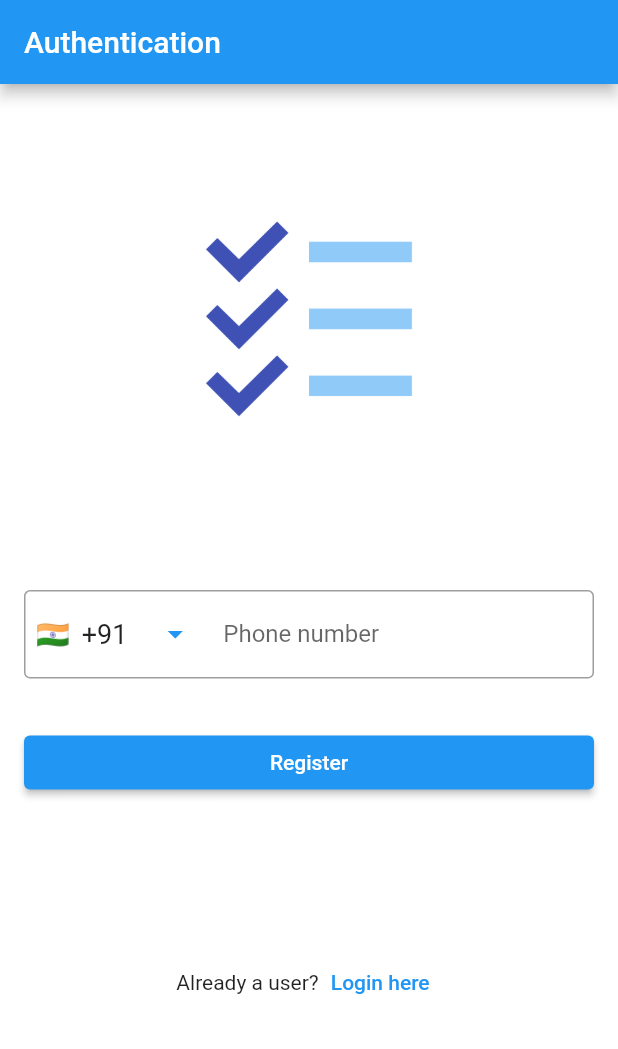
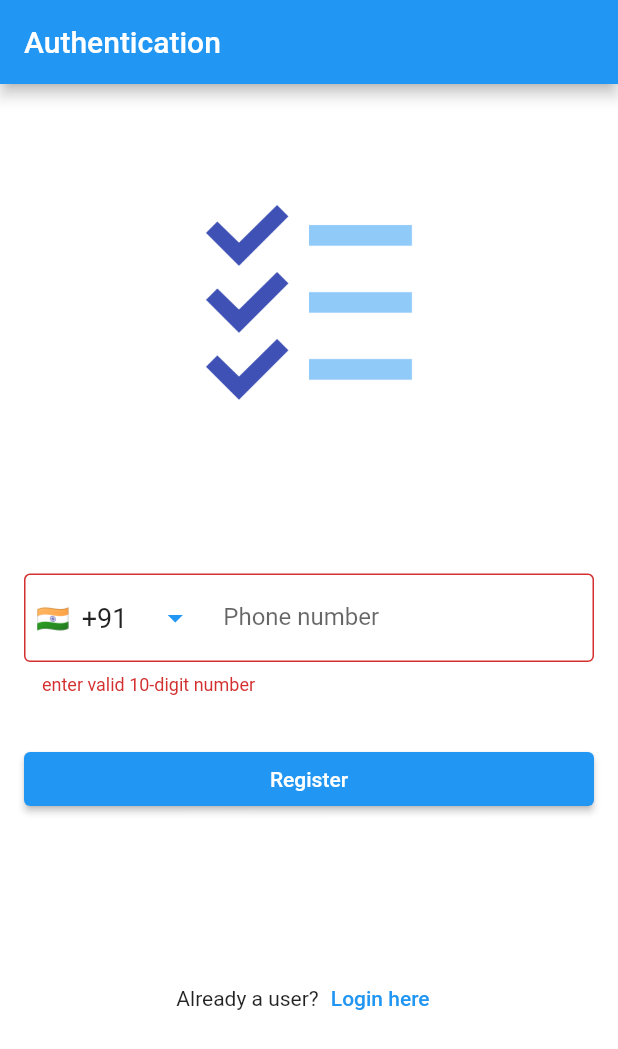
Before and after one commit to SaqibWani273/to_do_list, a Flutter app: the screen it shows after launch, scrolled down 56 dp, after a tap on "Register", on a phone screen of 412 x 824 dp. Shown: the top 1049 px of the screen. Run offline on Flutter 3.47's test engine with Material 2 defaults, Android fonts, the phone set to English and light mode, and no system bars; our stand-ins replace country_picker, firebase_auth, firebase_core, flutter_riverpod; accounts and stored records are empty.

Commit message:
registeration with phone completed

```diff
--- a/lib/main.dart
+++ b/lib/main.dart
@@ -1,8 +1,12 @@
+import 'package:firebase_auth/firebase_auth.dart';
 import 'package:firebase_core/firebase_core.dart';
 import 'package:flutter/material.dart';
 import 'package:flutter_riverpod/flutter_riverpod.dart';
-import 'package:to_do_list/firebase_options.dart';
-import 'package:to_do_list/screens/auth_screen.dart';
+import 'package:to_do_list/firebase_files/firebase_options.dart';
+
+import 'package:to_do_list/view/screens/home_screen.dart';
+
+import 'view/screens/auth_screen.dart';
 
 Future<void> main() async {
   WidgetsFlutterBinding.ensureInitialized();
@@ -22,7 +26,19 @@ class MyApp extends StatelessWidget {
               // Keep the colors lighter.
               brightness: Brightness.light,
             ),
-      home: AuthScreen(),
-    ));
+            home: StreamBuilder(
+              stream: FirebaseAuth.instance.userChanges(),
+              builder: (context, snapshot) {
+                if (snapshot.connectionState == ConnectionState.waiting) {
+                  return Scaffold(
+                    body: Center(child: CircularProgressIndicator.adaptive()),
+                  );
+                }
+                if (snapshot.hasData) {
+                  return HomeScreen();
+                }
+                return AuthScreen();
+              },
+            )));
   }
 }
--- a/lib/screens/auth_screen.dart
+++ b/lib/view/screens/auth_screen.dart
@@ -3,6 +3,7 @@ import 'package:flutter_riverpod/flutter_riverpod.dart';
 import 'package:to_do_list/model/device_data.dart';
 import 'package:to_do_list/utility/auth.dart';
 import 'package:to_do_list/view_model/auth_provider.dart';
+import 'package:to_do_list/view_model/country_provider.dart';
 
 import '../widgets/show_country_code.dart';
 
@@ -16,12 +17,6 @@ class _AuthScreenState extends ConsumerState<AuthScreen> {
   final _phoneController = TextEditingController();
   final _passwordController = TextEditingController();
   late DeviceData deviceData;
-  bool isNewUser = true;
-  void toggleUser(bool val) {
-    setState(() {
-      isNewUser = !val;
-    });
-  }
 
   @override
   void dispose() {
@@ -35,6 +30,7 @@ class _AuthScreenState extends ConsumerState<AuthScreen> {
     deviceData = DeviceData(context: context);
     deviceData.setAllFields();
     final authVariablesMap = ref.watch(authProvider);
+
     return Scaffold(
       appBar: AppBar(
         title: Text('Authentication'),
@@ -65,12 +61,20 @@ class _AuthScreenState extends ConsumerState<AuthScreen> {
                     child: TextFormField(
                       controller: _phoneController,
                       keyboardType: TextInputType.number,
+                      validator: (value) {
+                        if (value == null ||
+                            value.trim().length != 10 ||
+                            int.tryParse(value) == null) {
+                          return 'enter valid 10-digit number';
+                        }
+                        return null;
+                      },
                       decoration: const InputDecoration(
                         labelText: 'Phone number',
                         prefixIcon: ShowCountryCode(),
 
                         border: OutlineInputBorder(),
-                        hintText: 'Enter your phone number',
+                        hintText: 'Enter 10-digit phone number',
                         alignLabelWithHint: false,
                         // errorText: 'Please enter a valid phone number',
                         fillColor: Colors.black,
@@ -85,12 +89,35 @@ class _AuthScreenState extends ConsumerState<AuthScreen> {
                       onPressed: () {
                         if (!authVariablesMap[
                             AuthScreenVariables.isverifying]) {
-                          // registerUser("+919797767375", context);
+                          if (_formKey.currentState != null) {
+                            if (_formKey.currentState!.validate()) {
+                              ref
+                                  .read(authProvider.notifier)
+                                  .toggleIsVerifying();
+                              final countryCode =
+                                  ref.watch(countryProvider).phoneCode;
+                              registerUser(
+                                  "$countryCode${_phoneController.text.trim()}",
+                                  context);
+                            }
+                          }
                         }
                       },
                       child: authVariablesMap[AuthScreenVariables.isverifying]
-                          ? CircularProgressIndicator()
-                          : Text(isNewUser ? 'Register' : 'Login'),
+                          ? const SizedBox(
+                              height: 20,
+                              width: 20,
+                              child: Center(
+                                child: CircularProgressIndicator.adaptive(
+                                  strokeWidth: 2.0,
+                                  backgroundColor: Colors.amber,
+                                ),
+                              ),
+                            )
+                          : Text(
+                              authVariablesMap[AuthScreenVariables.isRegistered]
+                                  ? 'Login'
+                                  : 'Register'),
                     ),
                   ),
                   SizedBox(
@@ -101,16 +128,19 @@ class _AuthScreenState extends ConsumerState<AuthScreen> {
                     child: Row(
                       mainAxisAlignment: MainAxisAlignment.center,
                       children: [
-                        Text(isNewUser ? 'Already a user?' : 'New user?'),
+                        Text(authVariablesMap[AuthScreenVariables.isRegistered]
+                            ? 'New user?'
+                            : 'Already a user?'),
                         TextButton(
                             onPressed: () {
-                              toggleUser(isNewUser);
                               ref
                                   .read(authProvider.notifier)
-                                  .toggleIsRegistered(isNewUser);
+                                  .toggleIsRegistered();
                             },
-                            child: Text(
-                                isNewUser ? 'Login here' : 'Register Here'))
+                            child: Text(authVariablesMap[
+                                    AuthScreenVariables.isRegistered]
+                                ? 'Register Here'
+                                : 'Login here'))
                       ],
                     ),
                   )
--- a/lib/widgets/show_country_code.dart
+++ b/lib/view/widgets/show_country_code.dart
@@ -1,7 +1,6 @@
 import 'package:flutter/material.dart';
 import 'package:country_picker/country_picker.dart';
 import 'package:flutter_riverpod/flutter_riverpod.dart';
-import 'package:to_do_list/view_model/auth_provider.dart';
 import 'package:to_do_list/view_model/country_provider.dart';
 import 'dart:developer' as dev;
 
@@ -36,6 +35,7 @@ class ShowCountryCode extends ConsumerWidget {
             showPhoneCode: true,
             onSelect: (Country newCountry) {
               ref.read(countryProvider.notifier).changeCountry = newCountry;
+
               print('Select country: ${country.displayName}');
             },
           ),
```
Also changed, not shown: lib/constants/firebase_constants.dart (added, +36 -0 lines), lib/utility/auth.dart (+26 -7 lines), lib/view/screens/home_screen.dart (added, +27 -0 lines), lib/view/widgets/dialog.dart (added, +120 -0 lines), lib/view_model/auth_provider.dart (+16 -3 lines), lib/widgets/dialog.dart (deleted, +0 -99 lines), lib/firebase_files/firebase_options.dart (renamed from lib/firebase_options.dart), lib/model/firebaseExceptionModel.dart (added). Lines whose indentation alone changed are shown as unchanged.
